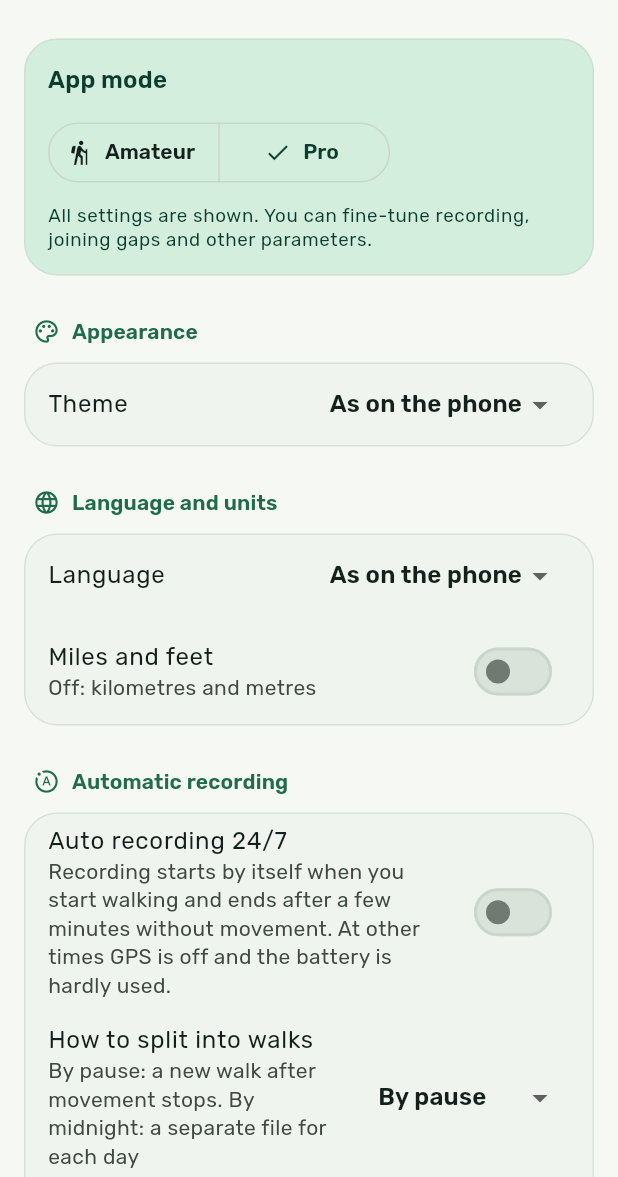
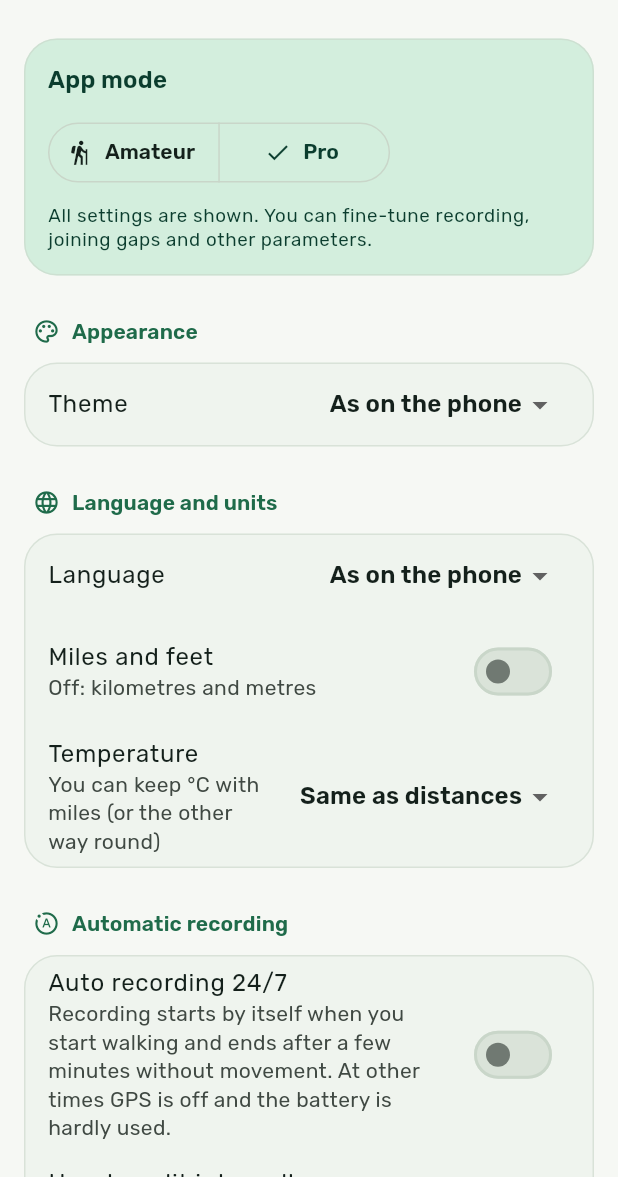
Before and after one commit to oneup1689/Tropa, a Flutter app: the SettingsPage screen opened directly, after a tap on "Pro", on a phone screen of 412 x 824 dp, the part 59-1236 px from its top. Run offline on Flutter 3.47's test engine with Material 3 defaults, Android fonts, the phone set to English and light mode, and no system bars; our stand-ins replace battery_plus, device_info_plus, file_picker, geolocator, image_picker, package_info_plus and 3 more; missing offline and left inert: gal, maplibre_gl; accounts and stored records are empty; network calls fail.

Commit message:
Add Pro temperature unit setting and emulator-session skill
Co-Authored-By: Claude Sonnet 5.5 <noreply@anthropic.com>

```diff
--- a/lib/l10n_en.dart
+++ b/lib/l10n_en.dart
@@ -380,6 +380,9 @@ const Map<String, String> enStrings = {
   'Километры и метры': 'Kilometres and metres',
   'Мили и футы': 'Miles and feet',
   'Выключено: километры и метры': 'Off: kilometres and metres',
+  'Температура': 'Temperature',
+  'Можно оставить °C при милях (или наоборот)': 'You can keep °C with miles (or the other way round)',
+  'Как расстояния': 'Same as distances',
   'Автозапись 24/7': 'Auto recording 24/7',
   'Запись начнётся сама, когда вы пойдёте, и закончится после нескольких минут без движения. В остальное время GPS выключен и батарея почти не тратится.':
       'Recording starts by itself when you start walking and ends after a few minutes without movement. At other times GPS is off and the battery is hardly used.',
--- a/lib/settings.dart
+++ b/lib/settings.dart
@@ -81,6 +81,17 @@ const List<SettingDef> settingDefs = [
     kind: SettingKind.toggle,
     defaultValue: false,
     englishOnly: true,
+  ),
+  SettingDef(
+    key: 'temp_unit',
+    title: 'Температура',
+    subtitle: 'Можно оставить °C при милях (или наоборот)',
+    section: 'Язык и единицы',
+    kind: SettingKind.choice,
+    defaultValue: 'auto',
+    proOnly: true,
+    englishOnly: true,
+    options: [('auto', 'Как расстояния'), ('c', '°C'), ('f', '°F')],
   ),
   SettingDef(
     key: 'auto_mode',
@@ -257,9 +268,14 @@ class AppSettings extends ChangeNotifier {
       _ => L10n.fromSystem(PlatformDispatcher.instance.locale.languageCode),
     });
     // Miles and feet exist only in the English interface; Russian is always kilometres and metres.
-    final units = L10n.current == AppLang.en && getBool('imperial') ? UnitSystem.imperial : UnitSystem.metric;
-    if (units != Units.system) {
+    final english = L10n.current == AppLang.en;
+    final units = english && getBool('imperial') ? UnitSystem.imperial : UnitSystem.metric;
+    // Pro: the temperature unit can differ from the distance units ('auto' = follows them).
+    final tempUnit = english ? getString('temp_unit') : 'auto';
+    final bool? fahrenheit = tempUnit == 'f' ? true : (tempUnit == 'c' ? false : null);
+    if (units != Units.system || fahrenheit != Units.fahrenheitOverride) {
       Units.system = units;
+      Units.fahrenheitOverride = fahrenheit;
       L10n.revision.value++; // screens repaint with the new units (a language change already does this)
     }
   }
@@ -288,7 +304,7 @@ class AppSettings extends ChangeNotifier {
   Future<void> set(String key, Object value) async {
     _values[key] = value;
     if (key == 'theme') _syncTheme();
-    if (key == 'language' || key == 'imperial') _syncLocale();
+    if (key == 'language' || key == 'imperial' || key == 'temp_unit') _syncLocale();
     notifyListeners();
     await _save();
   }
--- a/lib/units.dart
+++ b/lib/units.dart
@@ -51,9 +51,14 @@ class Units {
     return '${carry ? m + 1 : m}:${(carry ? 0 : s).toString().padLeft(2, '0')} $paceUnit';
   }
 
+  /// Pro setting: temperature unit chosen separately from miles (null = follows the distance units).
+  static bool? fahrenheitOverride;
+
+  static bool get fahrenheit => fahrenheitOverride ?? imperial;
+
   /// Temperature: "29°" or "84°F".
   static String temp(double celsius, {int digits = 0}) =>
-      imperial ? '${(celsius * 9 / 5 + 32).toStringAsFixed(digits)}°F' : '${celsius.toStringAsFixed(digits)}°'; // °F is the same in both languages
+      fahrenheit ? '${(celsius * 9 / 5 + 32).toStringAsFixed(digits)}°F' : '${celsius.toStringAsFixed(digits)}°'; // °F is the same in both languages
 
   /// Precipitation from millimetres: "1.2 мм" / "0.05 in".
   static String precip(double mm) => imperial
```
Also changed, not shown: 3 other files.
